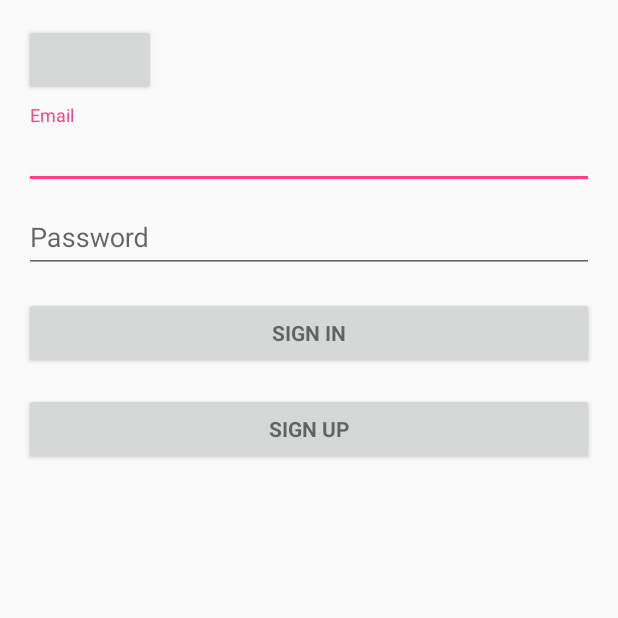
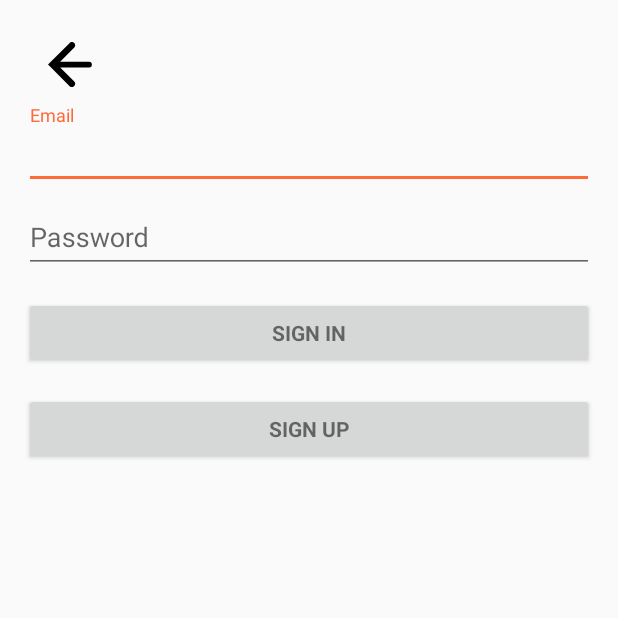
Before and after one commit to CSF-App/android_app, an Android app: the screen it shows after launch (LoginActivity), on a phone screen of 412 x 824 dp, the top half of it. Run offline under Robolectric (Android 15) with nearby library versions, the phone set to English and light mode, and no system bars.

Commit message:
added really basic and fake locals card screen, updated buttons a bit

```diff
--- a/project/app/src/main/java/com/project/csfkids/csflocalscard/LoginActivity.java
+++ b/project/app/src/main/java/com/project/csfkids/csflocalscard/LoginActivity.java
@@ -20,6 +20,7 @@ import android.os.AsyncTask;
 import android.os.Build;
 import android.os.Bundle;
 import android.provider.ContactsContract;
+import android.support.v7.widget.AppCompatImageButton;
 import android.text.TextUtils;
 import android.util.Log;
 import android.view.KeyEvent;
@@ -64,7 +65,7 @@ public class LoginActivity extends AppCompatActivity implements PHPListener {
         //Buttons
         Button signInButton = (Button) findViewById(R.id.sign_in_button);
         Button signUpButton = (Button) findViewById(R.id.sign_up_button);
-        Button backButton = (Button) findViewById(R.id.back_button);
+        AppCompatImageButton backButton = (AppCompatImageButton) findViewById(R.id.back_button);
         backButton.setOnClickListener(new Button.OnClickListener() {
             public void onClick(View v) {
                 switchToMain();
--- a/project/app/src/main/java/com/project/csfkids/csflocalscard/MainActivity.java
+++ b/project/app/src/main/java/com/project/csfkids/csflocalscard/MainActivity.java
@@ -116,9 +116,9 @@ public class MainActivity extends FragmentActivity implements OnMapReadyCallback
                 /*ConstraintSet constraintSet = new ConstraintSet();
                 constraintSet.clone((ConstraintLayout)findViewById(R.id.layout_buttons));*/
                 FrameLayout.LayoutParams blp = (FrameLayout.LayoutParams)buttonOpenNav.getLayoutParams();
-                FrameLayout.LayoutParams lp = new FrameLayout.LayoutParams(toDp(46),toDp(46));
-                float newMargin = toDp(16)+(float)navView.getWidth()*slideOffset;
-                lp.setMargins((int)newMargin,blp.topMargin,0,0);
+                FrameLayout.LayoutParams lp = new FrameLayout.LayoutParams(toDp(26),toDp(26));
+                float newMargin = toDp(23)+(float)navView.getWidth()*slideOffset;
+                lp.setMargins((int)newMargin,toDp(23),0,0);
                 FrameLayout fl = (FrameLayout)findViewById(R.id.frameButtonOpenNav);
                 fl.removeView(buttonOpenNav);
                 fl.addView(buttonOpenNav,lp);
--- /dev/null
+++ b/project/app/src/main/res/drawable/ic_arrow_left_style7.xml
@@ -0,0 +1,9 @@
+<vector xmlns:android="http://schemas.android.com/apk/res/android"
+    android:width="119dp"
+    android:height="122dp"
+    android:viewportWidth="119"
+    android:viewportHeight="122">
+  <path
+      android:fillColor="#FF000000"
+      android:pathData="M111.29,53.33H32.87l38.2,-38.2a8.85,8.85 0,0 0,2.59 -6.26h0A8.85,8.85 0,0 0,58.55 2.61L57.44,3.73 0,61.16l6.26,6.26h0l52.29,52.29a8.85,8.85 0,0 0,15.12 -6.26h0a8.85,8.85 0,0 0,-2.59 -6.26L32.87,69h78.42a7.25,7.25 0,0 0,7.25 -7.25V60.58A7.25,7.25 0,0 0,111.29 53.33Z"/>
+</vector>
--- a/project/app/src/main/res/layout/activity_login.xml
+++ b/project/app/src/main/res/layout/activity_login.xml
@@ -1,5 +1,6 @@
 <?xml version="1.0" encoding="utf-8"?>
 <LinearLayout xmlns:android="http://schemas.android.com/apk/res/android"
+    xmlns:app="http://schemas.android.com/apk/res-auto"
     xmlns:tools="http://schemas.android.com/tools"
     android:layout_width="match_parent"
     android:layout_height="match_parent"
@@ -24,12 +25,20 @@
         android:layout_width="match_parent"
         android:layout_height="54dp">
 
-        <Button
+        <android.support.v7.widget.AppCompatImageButton
             android:id="@+id/back_button"
-            android:layout_width="wrap_content"
-            android:layout_height="wrap_content"
-            tools:layout_editor_absoluteX="0dp"
-            tools:layout_editor_absoluteY="3dp" />
+            android:layout_width="50dp"
+            android:layout_height="30dp"
+            android:layout_marginLeft="16dp"
+            android:layout_marginStart="16dp"
+            android:layout_marginTop="12dp"
+            android:background="@null"
+            android:saveEnabled="true"
+
+            android:scaleType="fitStart"
+            app:layout_constraintStart_toStartOf="parent"
+            app:layout_constraintTop_toTopOf="parent"
+            app:srcCompat="@drawable/ic_arrow_left_style7" />
     </android.support.constraint.ConstraintLayout>
 
     <ScrollView
--- a/project/app/src/main/res/values/colors.xml
+++ b/project/app/src/main/res/values/colors.xml
@@ -1,7 +1,15 @@
 <?xml version="1.0" encoding="utf-8"?>
 <resources>
-    <color name="colorPrimary">#3F51B5</color>
-    <color name="colorPrimaryDark">#303f9f</color>
-    <color name="colorAccent">#FF4081</color>
-    <color name="lcard_text_color">#ff5e00</color>
+    <color name="colorPrimary">#005EB8</color>
+    <color name="colorPrimaryDark">#18006D</color>
+    <color name="colorPrimaryBlue">#005EB8</color>
+    <color name="colorPrimaryYellow">#F3D03E</color>
+    <color name="colorSecondaryBlue">#00A9E0</color>
+    <color name="colorSecondaryGrey">#D9D9D6</color>
+    <color name="colorSecondaryGray">#D9D9D6</color>
+    <color name="colorAccent">#FF6A39</color>
+    <color name="colorAccentLight">#FF8649</color>
+    <color name="colorAccentDark">#B02A00</color>
+    <color name="colorBlack">#000000</color>
+    <color name="lcard_exp_good">#14ca00</color>
 </resources>
--- a/project/app/src/main/res/values/strings.xml
+++ b/project/app/src/main/res/values/strings.xml
@@ -20,4 +20,7 @@
     <string name="lcard_text">LOCALS CARD</string>
     <string name="open">Open</string>
     <string name="close">Open</string>
+    <string name="nav_header_text">Menu</string>
+    <string name="lcard_your_number">Your locals card number is</string>
+    <string name="lcard_exp">Expiration Date:</string>
 </resources>
```
Also changed, not shown: project/app/src/main/res/drawable/ic_slide_up_bar_medium.xml (added, +9 -0 lines), project/app/src/main/res/layout/activity_main.xml (+8 -6 lines), project/app/src/main/res/layout/activity_main_buttons.xml (+5 -5 lines), project/app/src/main/res/layout/lcard.xml (+76 -11 lines), project/app/src/main/res/layout/nav_header.xml (+8 -6 lines), 2 other files.
